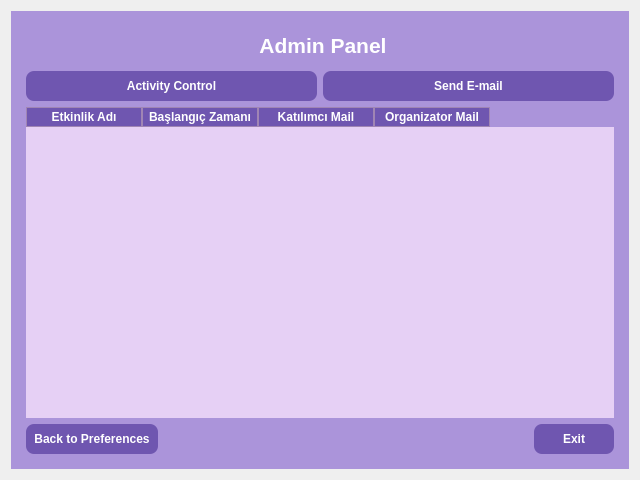
Old version of the form ui/admin_panel.ui in the repository KursaDSc/Python-Module-Week7.
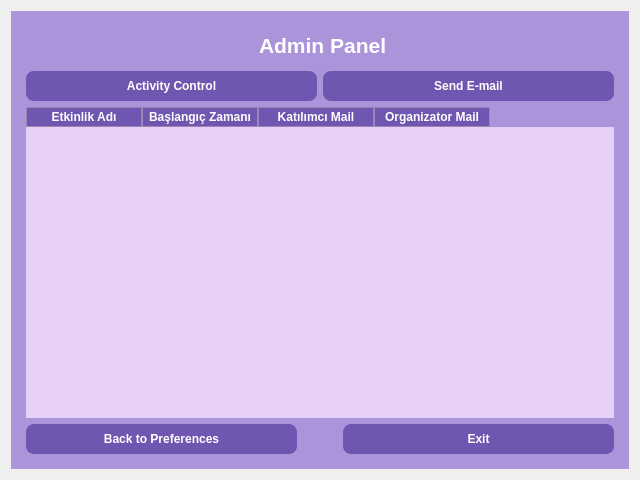
New version of the form. Icons and pictures are not drawn.

The edit to the form file:
```diff
--- a/ui/admin_panel.ui
+++ b/ui/admin_panel.ui
@@ -39,10 +39,7 @@
 </string>
      </property>
      <property name="frameShape">
-      <enum>QFrame::Shape::StyledPanel</enum>
-     </property>
-     <property name="frameShadow">
-      <enum>QFrame::Shadow::Raised</enum>
+      <enum>QFrame::NoFrame</enum>
      </property>
      <layout class="QVBoxLayout" name="verticalLayout_3" stretch="10,5,80,5">
       <property name="leftMargin">
@@ -78,7 +75,7 @@
           </property>
          </widget>
         </item>
-        <item>
+        <item alignment="Qt::AlignHCenter">
          <widget class="QLabel" name="titleLabel">
           <property name="font">
            <font>
@@ -92,9 +89,6 @@
           <property name="text">
            <string>Admin Panel</string>
           </property>
-          <property name="alignment">
-           <set>Qt::AlignmentFlag::AlignCenter</set>
-          </property>
          </widget>
         </item>
         <item>
@@ -571,7 +565,10 @@
         <item>
          <spacer name="horizontalSpacer">
           <property name="orientation">
-           <enum>Qt::Orientation::Horizontal</enum>
+           <enum>Qt::Horizontal</enum>
+          </property>
+          <property name="sizeType">
+           <enum>QSizePolicy::Minimum</enum>
           </property>
           <property name="sizeHint" stdset="0">
            <size>
```
Left out of the diff: 9 changed lines with no effect on the pictures.
